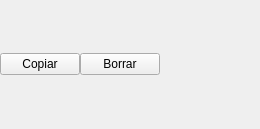
Old version of the form bqLibrary/ui/LibraryActionsMenu.ui in the repository bq/cervantes.
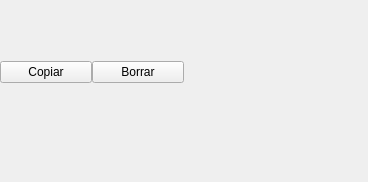
New version of the form. Custom widgets are drawn as their Qt base class.

The edit to the form file:
```diff
--- a/bqLibrary/ui/LibraryActionsMenu.ui
+++ b/bqLibrary/ui/LibraryActionsMenu.ui
@@ -6,20 +6,20 @@
    <rect>
     <x>0</x>
     <y>0</y>
-    <width>260</width>
-    <height>129</height>
+    <width>368</width>
+    <height>182</height>
    </rect>
   </property>
   <property name="minimumSize">
    <size>
-    <width>260</width>
-    <height>129</height>
+    <width>0</width>
+    <height>0</height>
    </size>
   </property>
   <property name="maximumSize">
    <size>
-    <width>260</width>
-    <height>129</height>
+    <width>368</width>
+    <height>182</height>
    </size>
   </property>
   <property name="windowTitle">
@@ -45,8 +45,8 @@
         </property>
         <property name="sizeHint" stdset="0">
          <size>
-          <width>40</width>
-          <height>20</height>
+          <width>57</width>
+          <height>28</height>
          </size>
         </property>
        </spacer>
@@ -68,8 +68,8 @@
         </property>
         <property name="sizeHint" stdset="0">
          <size>
-          <width>40</width>
-          <height>20</height>
+          <width>57</width>
+          <height>28</height>
          </size>
         </property>
        </spacer>
@@ -96,8 +96,8 @@
         </property>
         <property name="maximumSize">
          <size>
-          <width>10000</width>
-          <height>52</height>
+          <width>14142</width>
+          <height>74</height>
          </size>
         </property>
         <layout class="QHBoxLayout" name="horizontalLayout">
@@ -150,7 +150,7 @@
         <property name="sizeHint" stdset="0">
          <size>
           <width>1</width>
-          <height>20</height>
+          <height>28</height>
          </size>
         </property>
        </spacer>
```
Left out of the diff: 20 changed lines with no effect on the pictures.
